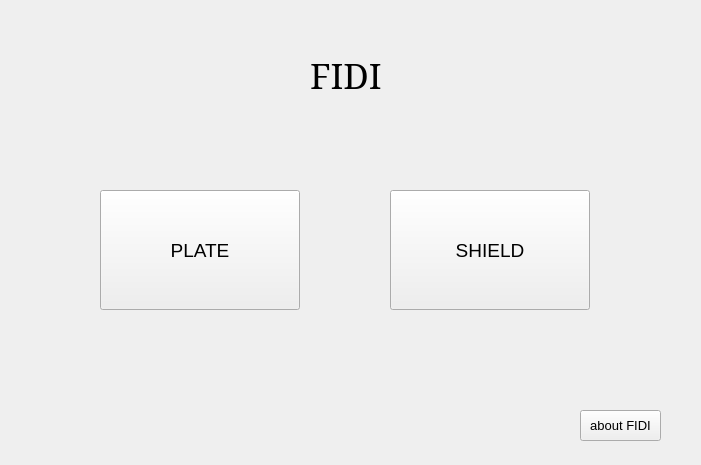
Before: the Qt Designer form src/fidi_gui/Ui/starting_window.ui in mateuszac/FIDI, drawn with Qt 5.
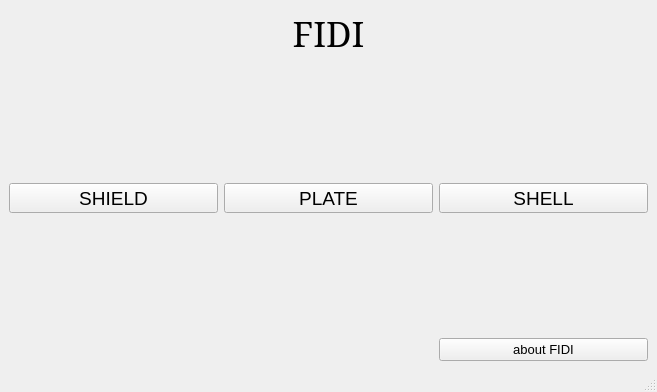
After: the same form once the commit is applied. Icons and pictures are not drawn.

Commit message: - added images file for resource code and sprites folder with pictures - attached icons to some buttons - added layouts to GUI windows - updated description of program in about_fidi window

Diff of the .ui file:
```diff
--- a/src/fidi_gui/Ui/starting_window.ui
+++ b/src/fidi_gui/Ui/starting_window.ui
@@ -1,126 +1,179 @@
 <?xml version="1.0" encoding="UTF-8"?>
 <ui version="4.0">
  <class>StartingWindow</class>
- <widget class="QWidget" name="StartingWindow">
-  <property name="windowModality">
-   <enum>Qt::NonModal</enum>
-  </property>
+ <widget class="QMainWindow" name="StartingWindow">
   <property name="geometry">
    <rect>
     <x>0</x>
     <y>0</y>
-    <width>701</width>
-    <height>465</height>
+    <width>657</width>
+    <height>392</height>
    </rect>
   </property>
-  <property name="font">
-   <font>
-    <family>Impact</family>
-    <pointsize>26</pointsize>
-   </font>
-  </property>
   <property name="windowTitle">
    <string>Form</string>
   </property>
-  <widget class="QLabel" name="Label">
-   <property name="geometry">
-    <rect>
-     <x>310</x>
-     <y>50</y>
-     <width>71</width>
-     <height>51</height>
-    </rect>
-   </property>
-   <property name="font">
-    <font>
-     <family>Constantia</family>
-     <pointsize>26</pointsize>
-     <weight>50</weight>
-     <bold>false</bold>
-    </font>
-   </property>
-   <property name="text">
-    <string>FIDI</string>
-   </property>
+  <widget class="QWidget" name="centralwidget">
+   <layout class="QGridLayout" name="gridLayout">
+    <item row="2" column="0">
+     <widget class="QToolButton" name="ShieldButton">
+      <property name="sizePolicy">
+       <sizepolicy hsizetype="Preferred" vsizetype="Preferred">
+        <horstretch>0</horstretch>
+        <verstretch>0</verstretch>
+       </sizepolicy>
+      </property>
+      <property name="font">
+       <font>
+        <family>Arial</family>
+        <pointsize>14</pointsize>
+       </font>
+      </property>
+      <property name="text">
+       <string>SHIELD</string>
+      </property>
+      <property name="icon">
+       <iconset resource="../Images.qrc">
+        <normaloff>:/button_icons/sprites/button_icons/shield_button.png</normaloff>:/button_icons/sprites/button_icons/shield_button.png</iconset>
+      </property>
+      <property name="iconSize">
+       <size>
+        <width>200</width>
+        <height>200</height>
+       </size>
+      </property>
+      <property name="toolButtonStyle">
+       <enum>Qt::ToolButtonTextUnderIcon</enum>
+      </property>
+     </widget>
+    </item>
+    <item row="2" column="2">
+     <widget class="QToolButton" name="PlateButton">
+      <property name="sizePolicy">
+       <sizepolicy hsizetype="Preferred" vsizetype="Preferred">
+        <horstretch>0</horstretch>
+        <verstretch>0</verstretch>
+       </sizepolicy>
+      </property>
+      <property name="font">
+       <font>
+        <family>Arial</family>
+        <pointsize>14</pointsize>
+       </font>
+      </property>
+      <property name="text">
+       <string>PLATE</string>
+      </property>
+      <property name="icon">
+       <iconset resource="../Images.qrc">
+        <normaloff>:/button_icons/sprites/button_icons/plate_button.png</normaloff>:/button_icons/sprites/button_icons/plate_button.png</iconset>
+      </property>
+      <property name="iconSize">
+       <size>
+        <width>200</width>
+        <height>200</height>
+       </size>
+      </property>
+      <property name="toolButtonStyle">
+       <enum>Qt::ToolButtonTextUnderIcon</enum>
+      </property>
+     </widget>
+    </item>
+    <item row="2" column="3">
+     <widget class="QToolButton" name="ShellButton">
+      <property name="sizePolicy">
+       <sizepolicy hsizetype="Preferred" vsizetype="Preferred">
+        <horstretch>0</horstretch>
+        <verstretch>0</verstretch>
+       </sizepolicy>
+      </property>
+      <property name="font">
+       <font>
+        <family>Arial</family>
+        <pointsize>14</pointsize>
+       </font>
+      </property>
+      <property name="text">
+       <string>SHELL</string>
+      </property>
+      <property name="icon">
+       <iconset resource="../Images.qrc">
+        <normaloff>:/button_icons/sprites/button_icons/shell_button.png</normaloff>:/button_icons/sprites/button_icons/shell_button.png</iconset>
+      </property>
+      <property name="iconSize">
+       <size>
+        <width>200</width>
+        <height>200</height>
+       </size>
+      </property>
+      <property name="toolButtonStyle">
+       <enum>Qt::ToolButtonTextUnderIcon</enum>
+      </property>
+     </widget>
+    </item>
+    <item row="4" column="3">
+     <widget class="QPushButton" name="InfoButton">
+      <property name="font">
+       <font>
+        <family>Arial</family>
+        <pointsize>10</pointsize>
+       </font>
+      </property>
+      <property name="text">
+       <string>about FIDI</string>
+      </property>
+      <property name="checkable">
+       <bool>true</bool>
+      </property>
+     </widget>
+    </item>
+    <item row="0" column="2">
+     <widget class="QLabel" name="Label">
+      <property name="font">
+       <font>
+        <family>Constantia</family>
+        <pointsize>26</pointsize>
+        <weight>50</weight>
+        <bold>false</bold>
+       </font>
+      </property>
+      <property name="text">
+       <string>FIDI</string>
+      </property>
+      <property name="alignment">
+       <set>Qt::AlignCenter</set>
+      </property>
+     </widget>
+    </item>
+    <item row="3" column="3">
+     <spacer name="verticalSpacer">
+      <property name="orientation">
+       <enum>Qt::Vertical</enum>
+      </property>
+      <property name="sizeHint" stdset="0">
+       <size>
+        <width>20</width>
+        <height>40</height>
+       </size>
+      </property>
+     </spacer>
+    </item>
+    <item row="1" column="2">
+     <spacer name="verticalSpacer_2">
+      <property name="orientation">
+       <enum>Qt::Vertical</enum>
+      </property>
+      <property name="sizeHint" stdset="0">
+       <size>
+        <width>20</width>
+        <height>40</height>
+       </size>
+      </property>
+     </spacer>
+    </item>
+   </layout>
   </widget>
-  <widget class="QPushButton" name="PlateButton">
-   <property name="geometry">
-    <rect>
-     <x>100</x>
-     <y>190</y>
-     <width>200</width>
-     <height>120</height>
-    </rect>
-   </property>
-   <property name="sizePolicy">
-    <sizepolicy hsizetype="Fixed" vsizetype="Fixed">
-     <horstretch>0</horstretch>
-     <verstretch>0</verstretch>
-    </sizepolicy>
-   </property>
-   <property name="font">
-    <font>
-     <family>Arial</family>
-     <pointsize>14</pointsize>
-    </font>
-   </property>
-   <property name="text">
-    <string>PLATE</string>
-   </property>
-   <property name="checkable">
-    <bool>true</bool>
-   </property>
-  </widget>
-  <widget class="QPushButton" name="ShieldButton">
-   <property name="geometry">
-    <rect>
-     <x>390</x>
-     <y>190</y>
-     <width>200</width>
-     <height>120</height>
-    </rect>
-   </property>
-   <property name="sizePolicy">
-    <sizepolicy hsizetype="Fixed" vsizetype="Fixed">
-     <horstretch>0</horstretch>
-     <verstretch>0</verstretch>
-    </sizepolicy>
-   </property>
-   <property name="font">
-    <font>
-     <family>Arial</family>
-     <pointsize>14</pointsize>
-    </font>
-   </property>
-   <property name="text">
-    <string>SHIELD</string>
-   </property>
-   <property name="checkable">
-    <bool>true</bool>
-   </property>
-  </widget>
-  <widget class="QPushButton" name="InfoButton">
-   <property name="geometry">
-    <rect>
-     <x>580</x>
-     <y>410</y>
-     <width>81</width>
-     <height>31</height>
-    </rect>
-   </property>
-   <property name="font">
-    <font>
-     <family>Arial</family>
-     <pointsize>10</pointsize>
-    </font>
-   </property>
-   <property name="text">
-    <string>about FIDI</string>
-   </property>
-   <property name="checkable">
-    <bool>true</bool>
-   </property>
-  </widget>
+  <widget class="QStatusBar" name="statusbar"/>
  </widget>
  <resources/>
  <connections/>
```
Left out of the diff: 6 changed lines with no effect on the pictures. The commit also changes 11 other files.
